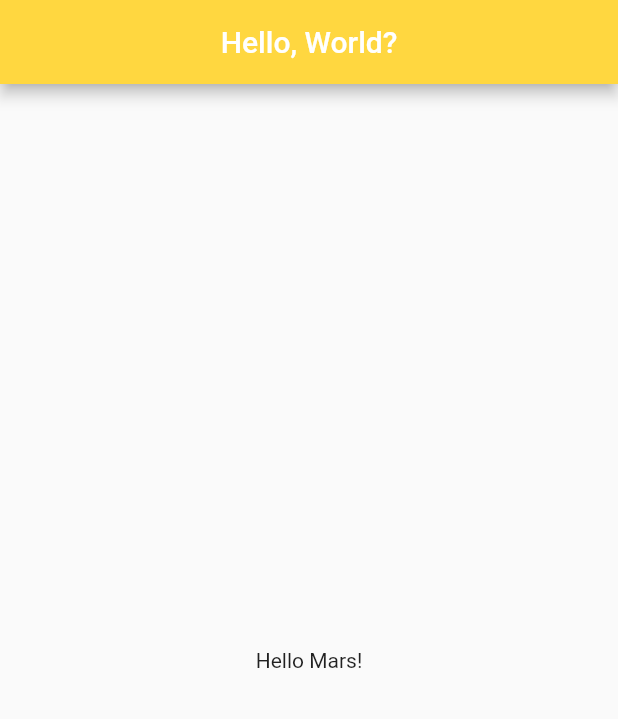
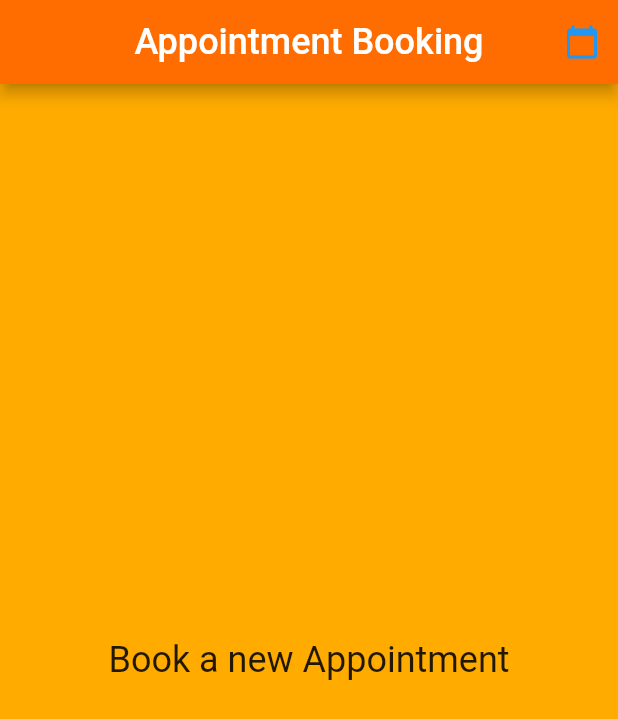
Before and after one commit to BrandonHardatt/flutter_demo, a Flutter app: the screen it shows after launch, on a phone screen of 412 x 824 dp. Shown: the top 719 px of the screen. Run offline on Flutter 3.47's test engine with Material 2 defaults, Android fonts, the phone set to English and light mode, and no system bars.

Commit message:
Big changes

```diff
--- a/lib/app.dart
+++ b/lib/app.dart
@@ -3,7 +3,6 @@ import 'welcome.dart';
 
 class App extends StatelessWidget {
   @override
-  Widget build(BuildContext context) {
-    return MaterialApp(home: Welcome());
-  }
+  Widget build(BuildContext context) =>
+      MaterialApp(debugShowCheckedModeBanner: false, home: Welcome());
 }
--- a/lib/welcome.dart
+++ b/lib/welcome.dart
@@ -5,9 +5,25 @@ class Welcome extends StatelessWidget {
   Widget build(BuildContext context) {
     return Scaffold(
         appBar: AppBar(
-            title: Text('Hello, World?'),
+            title: Text('Appointment Booking', style: TextStyle(fontSize: 24)),
             centerTitle: true,
-            backgroundColor: Colors.amberAccent),
-        body: Center(child: Text("Hello Mars!")));
+            backgroundColor: Colors.orangeAccent.shade700,
+            actions: <Widget>[
+              IconButton(
+                  color: Colors.blue,
+                  onPressed: () => debugPrint("Email pressed."),
+                  icon: Icon(Icons.calendar_today)),
+            ]),
+        backgroundColor: Colors.amberAccent.shade700,
+        body: Container(
+            alignment: Alignment.center,
+            child: Column(
+                mainAxisAlignment: MainAxisAlignment.center,
+                children: <Widget>[
+                  InkWell(
+                      child: Text("Book a new Appointment",
+                          style: TextStyle(fontSize: 24)),
+                      onTap: () => debugPrint("New Appointment booked."))
+                ])));
   }
 }
```
